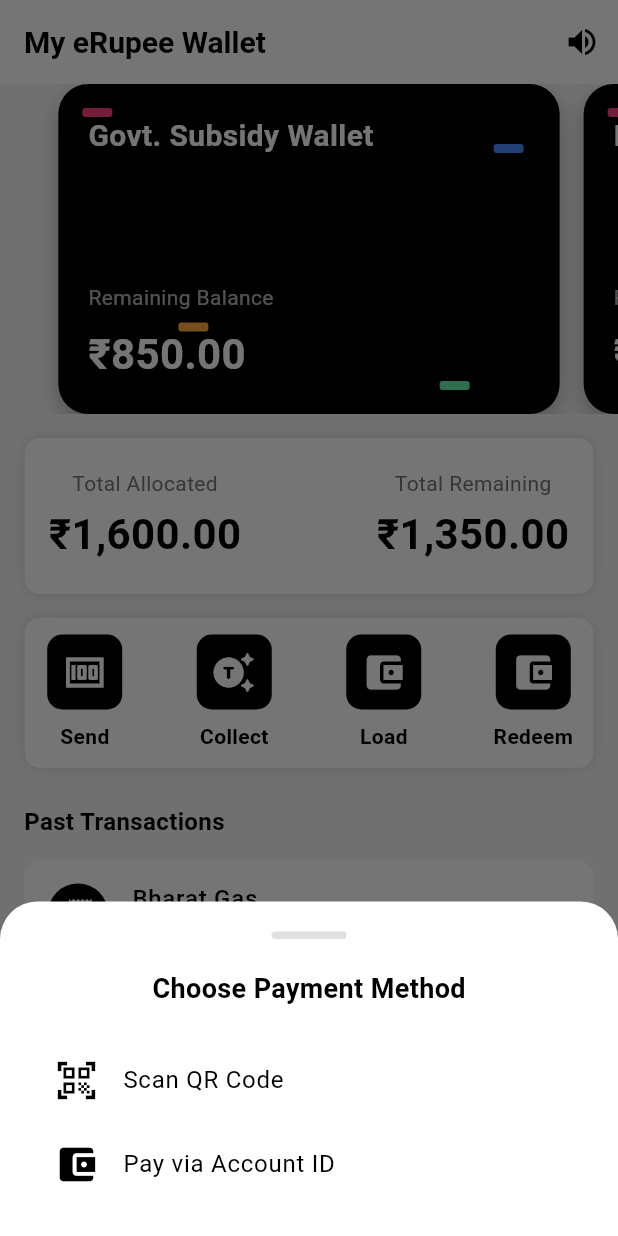
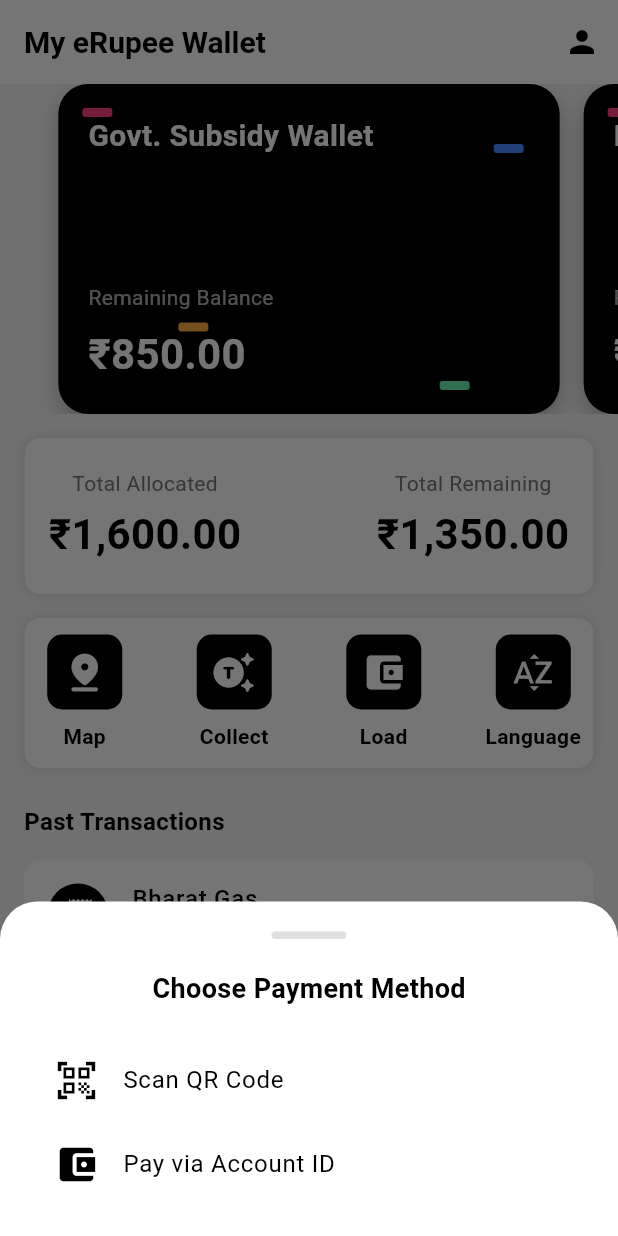
Before and after one commit to 1MindLabs/payzee-app, a Flutter app: the screen it shows after launch, after a tap on "Payment", on a phone screen of 412 x 824 dp. Run offline on Flutter 3.47's test engine with Material 3 defaults, Android fonts, the light colour scheme and no system bars; our stand-ins replace flutter_riverpod, go_router, google_fonts; missing offline and left inert: qr_code_scanner_plus; generated files the repository leaves out were written again.

Commit message:
Add localization support and initial language files for the Flutter application

```diff
--- /dev/null
+++ b/lib/core/provider/locale_provider.dart
@@ -0,0 +1,4 @@
+import 'package:flutter/material.dart';
+import 'package:flutter_riverpod/flutter_riverpod.dart';
+
+final localeProvider = StateProvider<Locale?>((ref) => Locale('en'));
--- a/lib/features/user/dashboard/data/mock/utility_cards.dart
+++ b/lib/features/user/dashboard/data/mock/utility_cards.dart
@@ -1,6 +1,6 @@
 import 'package:upi_pay/features/user/dashboard/data/models/utility_card.dart';
 
 final List<UtilityCard> utilityCards = [
-    UtilityCard(name: 'Govt. Subsidy Wallet', allocated: 1000.0, remaining: 850.0),
-    UtilityCard(name: 'Personal e-Rupee Wallet', allocated: 600.0, remaining: 500.0),
+    UtilityCard(name: 'govtSubsidyWallet', allocated: 1000.0, remaining: 850.0),
+    UtilityCard(name: 'personalERupeeWallet', allocated: 600.0, remaining: 500.0),
   ];
--- a/lib/features/user/dashboard/presentation/screens/dashboard_screen.dart
+++ b/lib/features/user/dashboard/presentation/screens/dashboard_screen.dart
@@ -1,21 +1,25 @@
 import 'package:flutter/material.dart';
+import 'package:flutter_riverpod/flutter_riverpod.dart';
 import 'package:google_fonts/google_fonts.dart';
 import 'package:intl/intl.dart';
+import 'package:upi_pay/core/provider/locale_provider.dart';
 import 'package:upi_pay/features/user/dashboard/data/mock/transaction_history.dart';
 import 'package:upi_pay/features/user/dashboard/data/mock/utility_cards.dart';
 import 'package:upi_pay/features/user/dashboard/presentation/widgets/choose_payment_option_bottom_sheet.dart';
 import 'package:upi_pay/features/user/dashboard/presentation/widgets/confetti_card.dart';
+import 'package:upi_pay/features/user/dashboard/presentation/widgets/language_menu.dart';
 import 'package:upi_pay/features/user/dashboard/presentation/widgets/past_transaction_tile.dart';
 import 'package:upi_pay/features/user/dashboard/presentation/widgets/wallet_functions.dart';
+import 'package:flutter_gen/gen_l10n/app_localizations.dart';
 
-class DashboardScreen extends StatefulWidget {
+class DashboardScreen extends ConsumerStatefulWidget {
   const DashboardScreen({super.key});
 
   @override
-  State<DashboardScreen> createState() => _DashboardScreenState();
+  ConsumerState<DashboardScreen> createState() => _DashboardScreenState();
 }
 
-class _DashboardScreenState extends State<DashboardScreen> {
+class _DashboardScreenState extends ConsumerState<DashboardScreen> {
   @override
   Widget build(BuildContext context) {
     final totalAllocated = utilityCards.fold<double>(
@@ -28,13 +32,18 @@ class _DashboardScreenState extends State<DashboardScreen> {
     );
     final fmt = NumberFormat.simpleCurrency(locale: 'en_IN', name: '₹');
 
+    final locale = ref.watch(localeProvider);
+
     return Scaffold(
       backgroundColor: Colors.grey[100],
       appBar: AppBar(
-        title: Text('My eRupee Wallet', style: GoogleFonts.roboto()),
+        title: Text(
+          AppLocalizations.of(context)!.appTitle,
+          style: GoogleFonts.roboto(),
+        ),
         actions: [
           IconButton(
-            icon: Icon(Icons.volume_up, color: Colors.black),
+            icon: Icon(Icons.person, color: Colors.black),
             onPressed: () {
               // TTS for this card
             },
@@ -73,7 +82,7 @@ class _DashboardScreenState extends State<DashboardScreen> {
                   Column(
                     children: [
                       Text(
-                        'Total Allocated',
+                        AppLocalizations.of(context)!.totalAllocated,
                         style: GoogleFonts.roboto(
                           fontSize: 14,
                           color: Colors.grey[600],
@@ -93,7 +102,7 @@ class _DashboardScreenState extends State<DashboardScreen> {
                   Column(
                     children: [
                       Text(
-                        'Total Remaining',
+                        AppLocalizations.of(context)!.totalRemaining,
                         style: GoogleFonts.roboto(
                           fontSize: 14,
                           color: Colors.grey[600],
@@ -117,7 +126,7 @@ class _DashboardScreenState extends State<DashboardScreen> {
 
           SizedBox(
             width: MediaQuery.of(context).size.width * 0.92,
-            height: 100,
+            height: locale == Locale('kn') ? 130 : 100,
             child: Container(
               decoration: BoxDecoration(
                 color: Colors.white,
@@ -127,18 +136,28 @@ class _DashboardScreenState extends State<DashboardScreen> {
               child: Row(
                 mainAxisAlignment: MainAxisAlignment.spaceBetween,
                 children: [
-                  WalletFunctions(icon: Icons.money, title: 'Send'),
+                  WalletFunctions(
+                    icon: Icons.pin_drop_rounded,
+                    title: AppLocalizations.of(context)!.map,
+                  ),
                   WalletFunctions(
                     icon: Icons.generating_tokens_rounded,
-                    title: 'Collect',
+                    title: AppLocalizations.of(context)!.collect,
                   ),
                   WalletFunctions(
                     icon: Icons.account_balance_wallet,
-                    title: 'Load',
+                    title: AppLocalizations.of(context)!.load,
                   ),
-                  WalletFunctions(
-                    icon: Icons.account_balance_wallet,
-                    title: 'Redeem',
+                  GestureDetector(
+                    onTap:
+                        () => showModalBottomSheet(
+                          context: context,
+                          builder: (context) => const LanguageSelectionSheet(),
+                        ),
+                    child: WalletFunctions(
+                      icon: Icons.sort_by_alpha,
+                      title: AppLocalizations.of(context)!.language,
+                    ),
                   ),
                 ],
               ),
@@ -152,7 +171,7 @@ class _DashboardScreenState extends State<DashboardScreen> {
             child: Align(
               alignment: Alignment.centerLeft,
               child: Text(
-                'Past Transactions',
+                AppLocalizations.of(context)!.pastTransactions,
                 style: GoogleFonts.roboto(
                   fontSize: 16,
                   fontWeight: FontWeight.w600,
@@ -180,7 +199,7 @@ class _DashboardScreenState extends State<DashboardScreen> {
           showPaymentOptions(context);
         },
         icon: Icon(Icons.payment),
-        label: Text('Payment'),
+        label: Text(AppLocalizations.of(context)!.payment),
       ),
       floatingActionButtonLocation: FloatingActionButtonLocation.centerFloat,
     );
--- a/lib/features/user/dashboard/presentation/widgets/choose_payment_option_bottom_sheet.dart
+++ b/lib/features/user/dashboard/presentation/widgets/choose_payment_option_bottom_sheet.dart
@@ -1,6 +1,7 @@
 import 'package:flutter/material.dart';
 import 'package:upi_pay/features/user/qr-scanner/presentation/screen/qr_scanner_screen.dart';
 import 'package:upi_pay/features/user/vendor-id/presentation/screen/vendor_id_screen.dart';
+import 'package:flutter_gen/gen_l10n/app_localizations.dart';
 
 void showPaymentOptions(BuildContext context) {
   showModalBottomSheet(
@@ -25,13 +26,13 @@ void showPaymentOptions(BuildContext context) {
             ),
             SizedBox(height: 20),
             Text(
-              'Choose Payment Method',
+              AppLocalizations.of(context)!.choosePaymentMethod,
               style: TextStyle(fontSize: 18, fontWeight: FontWeight.bold),
             ),
             SizedBox(height: 20),
             ListTile(
               leading: Icon(Icons.qr_code_scanner, size: 30),
-              title: Text('Scan QR Code'),
+              title: Text(AppLocalizations.of(context)!.scanQRCode),
               onTap: () {
                 Navigator.push(context, MaterialPageRoute(
                   builder: (context) => QrScannerScreen(),
@@ -40,7 +41,7 @@ void showPaymentOptions(BuildContext context) {
             ),
             ListTile(
               leading: Icon(Icons.account_balance_wallet, size: 30),
-              title: Text('Pay via Account ID'),
+              title: Text(AppLocalizations.of(context)!.payViaAccountId),
               onTap: () {
                 Navigator.push(context, MaterialPageRoute(
                   builder: (context) => VendorOrIdScreen(),
--- a/lib/features/user/dashboard/presentation/widgets/confetti_card.dart
+++ b/lib/features/user/dashboard/presentation/widgets/confetti_card.dart
@@ -2,6 +2,8 @@ import 'package:flutter/material.dart';
 import 'package:google_fonts/google_fonts.dart';
 import 'package:intl/intl.dart';
 import 'package:upi_pay/features/user/dashboard/data/models/utility_card.dart';
+import 'package:flutter_gen/gen_l10n/app_localizations.dart';
+import 'package:upi_pay/l10n/l10n_extension.dart';
 
 class ConfettiCard extends StatelessWidget {
   final UtilityCard card;
@@ -63,7 +65,7 @@ class ConfettiCard extends StatelessWidget {
                 crossAxisAlignment: CrossAxisAlignment.start,
                 children: [
                   Text(
-                    card.name,
+                    AppLocalizations.of(context)!.translateUtilityName(card.name, context),
                     style: GoogleFonts.roboto(
                       color: Colors.white,
                       fontSize: 20,
@@ -72,7 +74,7 @@ class ConfettiCard extends StatelessWidget {
                   ),
                   Spacer(),
                   Text(
-                    'Remaining Balance',
+                    AppLocalizations.of(context)!.remainingBalance,
                     style: GoogleFonts.roboto(
                       color: Colors.white70,
                       fontSize: 14,
--- a/lib/features/user/dashboard/presentation/widgets/wallet_functions.dart
+++ b/lib/features/user/dashboard/presentation/widgets/wallet_functions.dart
@@ -1,15 +1,18 @@
 import 'package:flutter/material.dart';
+import 'package:flutter_riverpod/flutter_riverpod.dart';
+import 'package:upi_pay/core/provider/locale_provider.dart';
 
-class WalletFunctions extends StatelessWidget {
+class WalletFunctions extends ConsumerWidget {
   final IconData icon;
   final String title;
   const WalletFunctions({super.key, required this.icon, required this.title});
 
   @override
-  Widget build(BuildContext context) {
+  Widget build(BuildContext context, WidgetRef ref) {
+    final locale = ref.watch(localeProvider);
     return SizedBox(
       width: 80,
-      height: 80,
+      height: locale == Locale('kn') ? 105 : 80,
       child: Column(
         mainAxisAlignment: MainAxisAlignment.center,
         children: [
@@ -21,7 +24,7 @@ class WalletFunctions extends StatelessWidget {
           ),
 
           const SizedBox(height: 8),
-          Text(title, style: TextStyle(fontSize: 14, color: Colors.black, fontWeight: FontWeight.bold)),
+          Text(title, style: TextStyle(fontSize: 14, color: Colors.black, fontWeight: FontWeight.bold), textAlign: TextAlign.center,),
         ],
       ),
     );
--- /dev/null
+++ b/lib/l10n/l10n_extension.dart
@@ -0,0 +1,14 @@
+import 'package:flutter/material.dart';
+import 'package:flutter_gen/gen_l10n/app_localizations.dart';
+extension LocalizationHelpers on AppLocalizations {
+  String translateUtilityName(String key, BuildContext context) {
+    switch (key) {
+      case 'govtSubsidyWallet':
+        return AppLocalizations.of(context)!.govtSubsidyWallet;
+      case 'personalERupeeWallet':
+        return AppLocalizations.of(context)!.personalERupeeWallet;
+      default:
+        return key; // fallback
+    }
+  }
+}
--- a/lib/main.dart
+++ b/lib/main.dart
@@ -1,21 +1,38 @@
 import 'package:flutter/material.dart';
 import 'package:flutter_riverpod/flutter_riverpod.dart';
+import 'package:upi_pay/core/provider/locale_provider.dart';
 import 'package:upi_pay/core/route/go_router.dart';
 import 'package:upi_pay/core/theme.dart';
+import 'package:flutter_localizations/flutter_localizations.dart';
+import 'package:flutter_gen/gen_l10n/app_localizations.dart';
 
 void main() {
   runApp(ProviderScope(child: MyApp()));
 }
 
-class MyApp extends StatelessWidget {
+class MyApp extends ConsumerWidget {
   const MyApp({super.key});
 
   @override
-  Widget build(BuildContext context) {
+  Widget build(BuildContext context, WidgetRef ref) {
+    final locale = ref.watch(localeProvider);
+
     return MaterialApp.router(
       title: 'UPI Pay',
       debugShowCheckedModeBanner: false,
       theme: AppTheme.lightTheme,
+      locale: locale,
+      localizationsDelegates: [
+        AppLocalizations.delegate,
+        GlobalMaterialLocalizations.delegate,
+        GlobalWidgetsLocalizations.delegate,
+        GlobalCupertinoLocalizations.delegate,
+      ],
+      supportedLocales: const [
+        Locale('en', ''),
+        Locale('hi', ''),
+        Locale('kn', ''),
+      ],
       routerConfig: router,
     );
   }
--- a/pubspec.yaml
+++ b/pubspec.yaml
@@ -30,6 +30,8 @@ environment:
 dependencies:
   flutter:
     sdk: flutter
+  flutter_localizations:
+    sdk: flutter
 
   # The following adds the Cupertino Icons font to your application.
   # Use with the CupertinoIcons class for iOS style icons.
@@ -41,7 +43,7 @@ dependencies:
   riverpod: ^2.6.1
   http: ^1.3.0
   go_router: ^15.1.1
-  intl: ^0.20.2
+  intl: ^0.19.0
   mobile_scanner: ^6.0.10
   permission_handler: ^12.0.0+1
   qr_code_scanner_plus: ^2.0.10+1
@@ -67,6 +69,7 @@ flutter:
   # included with your application, so that you can use the icons in
   # the material Icons class.
   uses-material-design: true
+  generate: true
 
   # To add assets to your application, add an assets section, like this:
   assets:
```
Also changed, not shown: l10n.yaml (added, +9 -0 lines), lib/features/user/dashboard/presentation/widgets/language_menu.dart (added, +45 -0 lines), lib/features/user/payment/presentation/screens/payment_screen.dart (added, +14 -0 lines), lib/l10n/app_en.arb (added, +23 -0 lines), lib/l10n/app_hi.arb (added, +23 -0 lines), lib/l10n/app_kn.arb (added, +23 -0 lines), pubspec.lock.
